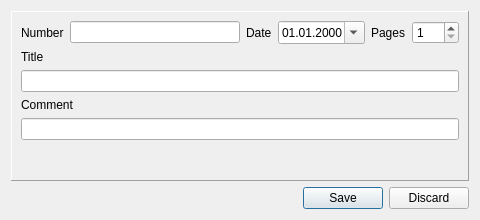
Old version of the form dialogs/protocoldetailsdialog.ui in the repository caxapyk/pa-decision.
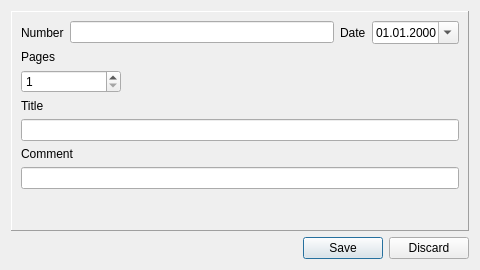
New version of the form. Icons and pictures are not drawn.

The edit to the form file:
```diff
--- a/dialogs/protocoldetailsdialog.ui
+++ b/dialogs/protocoldetailsdialog.ui
@@ -7,19 +7,19 @@
     <x>0</x>
     <y>0</y>
     <width>480</width>
-    <height>220</height>
+    <height>270</height>
    </rect>
   </property>
   <property name="minimumSize">
    <size>
     <width>480</width>
-    <height>220</height>
+    <height>270</height>
    </size>
   </property>
   <property name="maximumSize">
    <size>
     <width>480</width>
-    <height>220</height>
+    <height>320</height>
    </size>
   </property>
   <property name="windowTitle">
@@ -29,6 +29,9 @@
    <iconset resource="../resources.qrc">
     <normaloff>:/icons/icons/protocol-16.png</normaloff>:/icons/icons/protocol-16.png</iconset>
   </property>
+  <property name="modal">
+   <bool>true</bool>
+  </property>
   <layout class="QVBoxLayout" name="verticalLayout">
    <item>
     <widget class="QFrame" name="frame">
@@ -68,6 +71,8 @@
           </property>
          </widget>
         </item>
+       </layout>
+      </item>
         <item>
          <widget class="QLabel" name="label">
           <property name="text">
@@ -77,6 +82,12 @@
         </item>
         <item>
          <widget class="QSpinBox" name="sB_pages">
+        <property name="maximumSize">
+         <size>
+          <width>100</width>
+          <height>16777215</height>
+         </size>
+        </property>
           <property name="minimum">
            <number>1</number>
           </property>
@@ -84,8 +95,6 @@
            <number>999</number>
           </property>
          </widget>
-        </item>
-       </layout>
       </item>
       <item>
        <widget class="QLabel" name="label_3">
```
Lines whose indentation alone changed are shown as unchanged.
